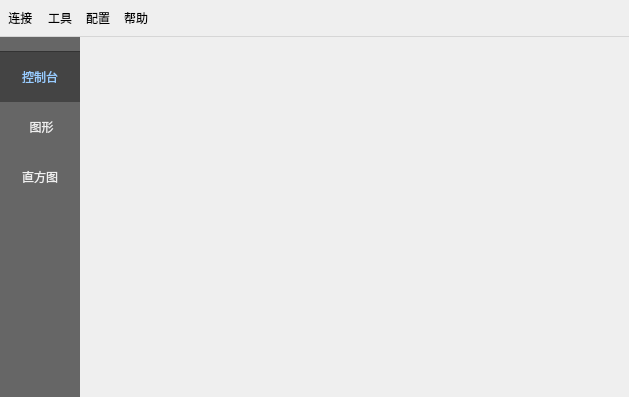
Old version of the form mainwindow.ui in the repository free-free/mars.
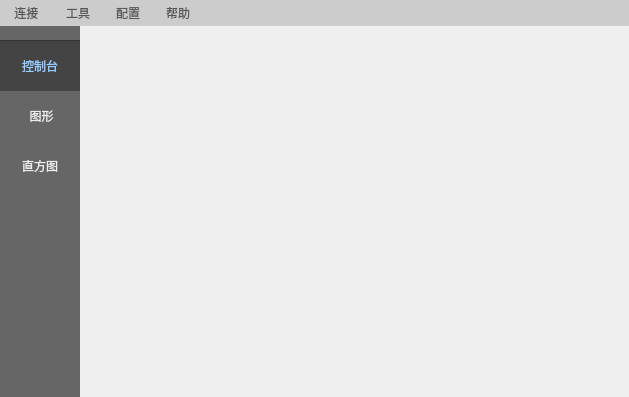
New version of the form. Icons and pictures are not drawn.

Commit message: restyle the menu bar

Diff of the .ui file:
```diff
--- a/mainwindow.ui
+++ b/mainwindow.ui
@@ -365,29 +365,60 @@
      <x>0</x>
      <y>0</y>
      <width>629</width>
-     <height>48</height>
+     <height>26</height>
     </rect>
    </property>
+   <property name="sizePolicy">
+    <sizepolicy hsizetype="Minimum" vsizetype="Maximum">
+     <horstretch>0</horstretch>
+     <verstretch>0</verstretch>
+    </sizepolicy>
+   </property>
    <property name="styleSheet">
-    <string notr="true">/*
-QMenuBar {
-      height:40px;
+    <string notr="true">QMenuBar{
+					padding-top:0px;
+                 padding-bottom:0px;
+                 background-color:#ccc;
+					height:26px;
 }
 
-QMenuBar::item {
-     spacing:0px;
-    padding:1px 1px 1px 1px;
+QMenuBar::item{
+				 margin: 0px 0px 0px 0px;
+       		  background-color:#ccc;   
+                color:#555; 
+                padding:0px 10px 0px 10px;
 }
+QMenuBar::item:pressed{
+				background-color:#666;
+		       color:#efefef;
+}
+/*
+QMenu{
+                   background-color:#555;
+                   border:0px 0px 0px 0px;
+                   color:#f1f1f1;
+}
 */
 /*
-QMenuBar::item:selected { 
+QMenu::item{
+                 padding:3px 50px;
+                    margin:0px 0px 0px 0px;
+                    font-weight:400;
+                }
+QMenu::item:tearoff{
+                    color:#efefef;
 }
-
-QMenuBar::item:pressed {
-   
+*/
+QMenu::separator {
+                    height: 1px;
 }
-
-*/</string>
+QMenu::item:selected{
+                    background-color:#ff9900;
+}
+QMenu::item::pressed{
+                    background-color:#ff9900;
+}
+</string>
    </property>
    <property name="nativeMenuBar">
     <bool>false</bool>
```
Left out of the diff: 4 changed lines with no effect on the pictures.
